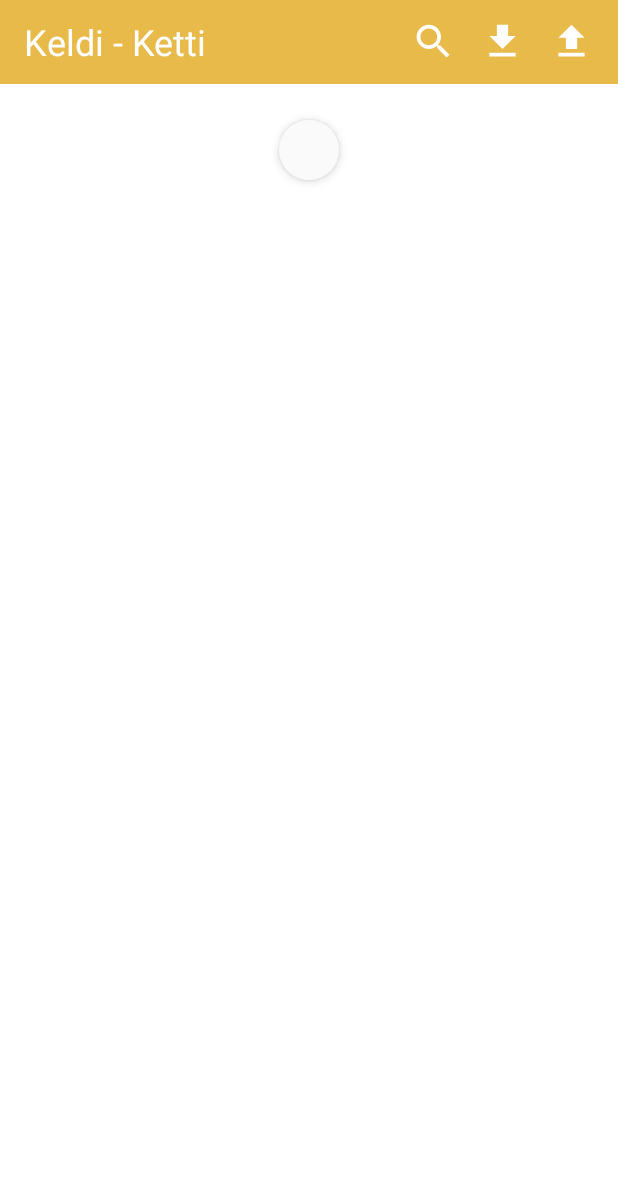
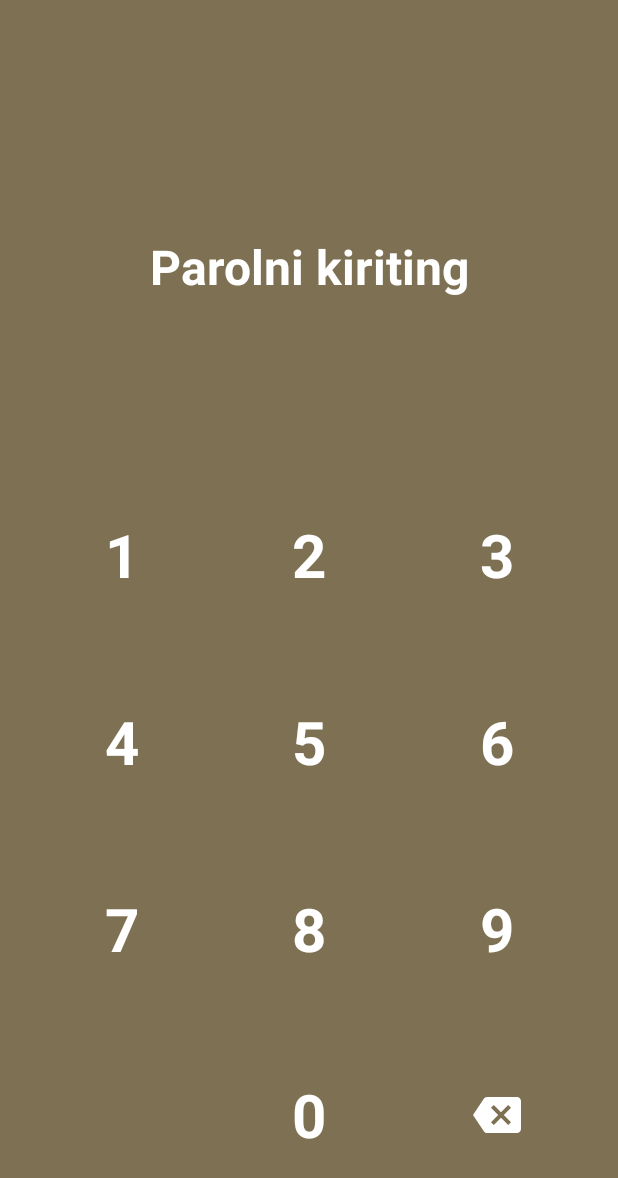
Before and after one commit to AbubakirKhakimov/Sales_manager, an Android app: the screen it shows after launch (MainActivity), on a phone screen of 412 x 824 dp. Shown: the top 1178 px of the screen. Run offline under Robolectric (Android 15) with nearby library versions, the phone set to English and light mode, and no system bars; libraries missing offline, so code that uses them is left out: com.orhanobut.hawk; 2 statements that could not run were skipped.

Commit message:
16.04.2022

```diff
--- a/app/build.gradle
+++ b/app/build.gradle
@@ -51,6 +51,7 @@ android {
 }
 
 dependencies {
+    implementation "com.orhanobut:hawk:2.0.1"
     implementation 'androidx.fragment:fragment-ktx:1.4.1'
     implementation "com.airbnb.android:lottie:3.4.0"
     implementation 'androidx.lifecycle:lifecycle-viewmodel-ktx:2.4.1'
--- a/app/src/main/AndroidManifest.xml
+++ b/app/src/main/AndroidManifest.xml
@@ -2,6 +2,7 @@
 <manifest xmlns:android="http://schemas.android.com/apk/res/android"
     package="uz.abubakir_m.a.developer.sales_manager">
 
+    <uses-permission android:name="android.permission.VIBRATE" />
     <application
         android:allowBackup="true"
         android:icon="@mipmap/ic_launcher"
--- a/app/src/main/java/uz/abubakir_m/a/developer/sales_manager/activities/MainActivity.kt
+++ b/app/src/main/java/uz/abubakir_m/a/developer/sales_manager/activities/MainActivity.kt
@@ -1,7 +1,9 @@
 package uz.abubakir_m.a.developer.sales_manager.activities
 
+import android.content.Context
 import androidx.appcompat.app.AppCompatActivity
 import android.os.Bundle
+import com.orhanobut.hawk.Hawk
 import uz.abubakir_m.a.developer.sales_manager.R
 
 class MainActivity : AppCompatActivity() {
@@ -11,4 +13,9 @@ class MainActivity : AppCompatActivity() {
         setContentView(R.layout.activity_main)
     }
 
+    override fun attachBaseContext(newBase: Context?) {
+        super.attachBaseContext(newBase)
+        Hawk.init(newBase).build();
+    }
+
 }
--- /dev/null
+++ b/app/src/main/java/uz/abubakir_m/a/developer/sales_manager/fragments/AuthenticationFragment.kt
@@ -0,0 +1,134 @@
+package uz.abubakir_m.a.developer.sales_manager.fragments
+
+import android.content.Context.VIBRATOR_SERVICE
+import android.graphics.Color
+import android.os.Build
+import android.os.Bundle
+import android.os.VibrationEffect
+import android.os.Vibrator
+import android.view.LayoutInflater
+import android.view.View
+import android.view.ViewGroup
+import android.widget.TextView
+import androidx.annotation.RequiresApi
+import androidx.fragment.app.Fragment
+import androidx.navigation.fragment.findNavController
+import com.orhanobut.hawk.Hawk
+import uz.abubakir_m.a.developer.sales_manager.R
+import uz.abubakir_m.a.developer.sales_manager.databinding.FragmentAuthenticationBinding
+
+
+class AuthenticationFragment : Fragment() {
+
+    lateinit var binding: FragmentAuthenticationBinding
+    var password = ""
+    val vibrator: Vibrator by lazy {
+        requireActivity().getSystemService(VIBRATOR_SERVICE) as Vibrator
+    }
+
+    override fun onCreateView(
+        inflater: LayoutInflater, container: ViewGroup?,
+        savedInstanceState: Bundle?
+    ): View? {
+        // Inflate the layout for this fragment
+        binding = FragmentAuthenticationBinding.inflate(layoutInflater)
+        return binding.root
+    }
+
+    override fun onViewCreated(view: View, savedInstanceState: Bundle?) {
+        super.onViewCreated(view, savedInstanceState)
+
+        if (getAppPassword() == null){
+            findNavController().navigate(R.id.action_authenticationFragment_to_homeFragment)
+        }
+
+        binding.one.setOnClickListener {
+            updateUI((it as TextView).text.toString())
+        }
+
+        binding.two.setOnClickListener {
+            updateUI((it as TextView).text.toString())
+        }
+
+        binding.three.setOnClickListener {
+            updateUI((it as TextView).text.toString())
+        }
+
+        binding.four.setOnClickListener {
+            updateUI((it as TextView).text.toString())
+        }
+
+        binding.five.setOnClickListener {
+            updateUI((it as TextView).text.toString())
+        }
+
+        binding.six.setOnClickListener {
+            updateUI((it as TextView).text.toString())
+        }
+
+        binding.seven.setOnClickListener {
+            updateUI((it as TextView).text.toString())
+        }
+
+        binding.eight.setOnClickListener {
+            updateUI((it as TextView).text.toString())
+        }
+
+        binding.nine.setOnClickListener {
+            updateUI((it as TextView).text.toString())
+        }
+
+        binding.zero.setOnClickListener {
+            updateUI((it as TextView).text.toString())
+        }
+
+        binding.delete.setOnClickListener {
+            if (password.isNotEmpty()) {
+                password = password.substring(0, password.length - 1)
+                binding.preview.text = password
+            }
+        }
+
+    }
+
+    private fun updateUI(selectedNum:String){
+        password += selectedNum
+
+        if (password.length == 4){
+            if (getAppPassword() == password){
+                findNavController().navigate(R.id.action_authenticationFragment_to_homeFragment)
+            }else{
+                vibrate()
+            }
+
+            password = ""
+        }
+
+        binding.preview.text = password
+    }
+
+    private fun vibrate(){
+        if (Build.VERSION.SDK_INT >= Build.VERSION_CODES.O) {
+            vibrator.vibrate(
+                VibrationEffect.createOneShot(300, VibrationEffect.DEFAULT_AMPLITUDE)
+            )
+        } else {
+            vibrator.vibrate(300)
+        }
+    }
+
+    override fun onCreate(savedInstanceState: Bundle?) {
+        super.onCreate(savedInstanceState)
+        requireActivity().window.statusBarColor = Color.parseColor("#7E7153")
+    }
+
+    override fun onDestroy() {
+        super.onDestroy()
+        requireActivity().window.statusBarColor = Color.parseColor("#E8BA49")
+    }
+
+    private fun getAppPassword():String?{
+        return Hawk.get("appPassword", null)
+    }
+
+}
--- /dev/null
+++ b/app/src/main/res/drawable/ic_baseline_backspace_24.xml
@@ -0,0 +1,11 @@
+<vector xmlns:android="http://schemas.android.com/apk/res/android"
+    android:width="24dp"
+    android:height="24dp"
+    android:viewportWidth="24"
+    android:viewportHeight="24"
+    android:tint="?attr/colorControlNormal"
+    android:autoMirrored="true">
+  <path
+      android:fillColor="@android:color/white"
+      android:pathData="M22,3L7,3c-0.69,0 -1.23,0.35 -1.59,0.88L0,12l5.41,8.11c0.36,0.53 0.9,0.89 1.59,0.89h15c1.1,0 2,-0.9 2,-2L24,5c0,-1.1 -0.9,-2 -2,-2zM19,15.59L17.59,17 14,13.41 10.41,17 9,15.59 12.59,12 9,8.41 10.41,7 14,10.59 17.59,7 19,8.41 15.41,12 19,15.59z"/>
+</vector>
--- /dev/null
+++ b/app/src/main/res/drawable/keys_backgraund.xml
@@ -0,0 +1,20 @@
+<?xml version="1.0" encoding="utf-8"?>
+<selector xmlns:android="http://schemas.android.com/apk/res/android">
+
+    <item android:state_pressed="false">
+        <shape android:shape="oval">
+            <solid android:color="#7E7153"/>
+            <size android:width="88dp"
+                android:height="88dp"/>
+        </shape>
+    </item>
+
+    <item android:state_pressed="true">
+        <shape android:shape="oval">
+            <solid android:color="#A69A7C"/>
+            <size android:width="88dp"
+                android:height="88dp"/>
+        </shape>
+    </item>
+
+</selector>
--- /dev/null
+++ b/app/src/main/res/layout/fragment_authentication.xml
@@ -0,0 +1,198 @@
+<?xml version="1.0" encoding="utf-8"?>
+<androidx.constraintlayout.widget.ConstraintLayout xmlns:android="http://schemas.android.com/apk/res/android"
+    xmlns:app="http://schemas.android.com/apk/res-auto"
+    xmlns:tools="http://schemas.android.com/tools"
+    android:layout_width="match_parent"
+    android:layout_height="match_parent"
+    android:background="#7E7153"
+    tools:context=".fragments.AuthenticationFragment">
+
+    <TextView
+        android:id="@+id/textView"
+        android:layout_width="wrap_content"
+        android:layout_height="wrap_content"
+        android:text="Parolni kiriting"
+        android:textColor="@color/white"
+        android:textSize="32sp"
+        android:textStyle="bold"
+        app:layout_constraintVertical_bias="0.2"
+        app:layout_constraintBottom_toBottomOf="parent"
+        app:layout_constraintEnd_toEndOf="parent"
+        app:layout_constraintStart_toStartOf="parent"
+        app:layout_constraintTop_toTopOf="parent" />
+
+    <TextView
+        android:id="@+id/preview"
+        android:layout_width="wrap_content"
+        android:layout_height="wrap_content"
+        android:text=""
+        android:textColor="@color/white"
+        android:textSize="40dp"
+        android:textStyle="bold"
+        app:layout_constraintBottom_toTopOf="@+id/two"
+        app:layout_constraintEnd_toEndOf="parent"
+        app:layout_constraintStart_toStartOf="parent"
+        app:layout_constraintTop_toBottomOf="@id/textView" />
+
+    <TextView
+        android:id="@+id/one"
+        android:layout_width="wrap_content"
+        android:layout_height="wrap_content"
+        android:text="1"
+        android:textColor="@color/white"
+        android:background="@drawable/keys_backgraund"
+        android:textSize="40sp"
+        android:gravity="center"
+        android:textStyle="bold"
+        app:layout_constraintBottom_toTopOf="@+id/four"
+        app:layout_constraintEnd_toStartOf="@+id/two"
+        app:layout_constraintStart_toStartOf="parent"
+        app:layout_constraintTop_toBottomOf="@+id/preview" />
+
+    <TextView
+        android:id="@+id/two"
+        android:layout_width="wrap_content"
+        android:layout_height="wrap_content"
+        android:text="2"
+        android:textColor="@color/white"
+        android:textSize="40sp"
+        android:textStyle="bold"
+        android:background="@drawable/keys_backgraund"
+        android:gravity="center"
+        app:layout_constraintBottom_toTopOf="@+id/four"
+        app:layout_constraintLeft_toRightOf="@id/one"
+        app:layout_constraintRight_toLeftOf="@+id/three"
+        app:layout_constraintTop_toBottomOf="@+id/preview" />
+
+    <TextView
+        android:id="@+id/three"
+        android:layout_width="wrap_content"
+        android:layout_height="wrap_content"
+        android:text="3"
+        android:textColor="@color/white"
+        android:textSize="40sp"
+        android:textStyle="bold"
+        android:background="@drawable/keys_backgraund"
+        android:gravity="center"
+        app:layout_constraintBottom_toTopOf="@+id/four"
+        app:layout_constraintLeft_toRightOf="@id/two"
+        app:layout_constraintRight_toRightOf="parent"
+        app:layout_constraintTop_toBottomOf="@+id/preview" />
+
+    <TextView
+        android:id="@+id/four"
+        android:layout_width="wrap_content"
+        android:layout_height="wrap_content"
+        android:text="4"
+        android:textColor="@color/white"
+        android:textSize="40sp"
+        android:textStyle="bold"
+        android:background="@drawable/keys_backgraund"
+        android:gravity="center"
+        app:layout_constraintBottom_toTopOf="@+id/seven"
+        app:layout_constraintEnd_toStartOf="@+id/two"
+        app:layout_constraintStart_toStartOf="parent"
+        app:layout_constraintTop_toBottomOf="@+id/one" />
+
+    <TextView
+        android:id="@+id/five"
+        android:layout_width="wrap_content"
+        android:layout_height="wrap_content"
+        android:text="5"
+        android:textColor="@color/white"
+        android:textSize="40sp"
+        android:textStyle="bold"
+        android:background="@drawable/keys_backgraund"
+        android:gravity="center"
+        app:layout_constraintBottom_toTopOf="@+id/seven"
+        app:layout_constraintLeft_toRightOf="@id/one"
+        app:layout_constraintRight_toLeftOf="@+id/three"
+        app:layout_constraintTop_toBottomOf="@+id/two" />
+
+    <TextView
+        android:id="@+id/six"
+        android:layout_width="wrap_content"
+        android:layout_height="wrap_content"
+        android:text="6"
+        android:textColor="@color/white"
+        android:textSize="40sp"
+        android:textStyle="bold"
+        android:background="@drawable/keys_backgraund"
+        android:gravity="center"
+        app:layout_constraintBottom_toTopOf="@+id/seven"
+        app:layout_constraintLeft_toRightOf="@id/two"
+        app:layout_constraintRight_toRightOf="parent"
+        app:layout_constraintTop_toBottomOf="@+id/three" />
+
+    <TextView
+        android:id="@+id/seven"
+        android:layout_width="wrap_content"
+        android:layout_height="wrap_content"
+        android:text="7"
+        android:textColor="@color/white"
+        android:textSize="40sp"
+        android:textStyle="bold"
+        android:background="@drawable/keys_backgraund"
+        android:gravity="center"
+        app:layout_constraintBottom_toTopOf="@+id/zero"
+        app:layout_constraintEnd_toStartOf="@+id/two"
+        app:layout_constraintStart_toStartOf="parent"
+        app:layout_constraintTop_toBottomOf="@+id/four" />
+
+    <TextView
+        android:id="@+id/eight"
+        android:layout_width="wrap_content"
+        android:layout_height="wrap_content"
+        android:text="8"
+        android:textColor="@color/white"
+        android:textSize="40sp"
+        android:textStyle="bold"
+        android:background="@drawable/keys_backgraund"
+        android:gravity="center"
+        app:layout_constraintBottom_toTopOf="@+id/zero"
+        app:layout_constraintLeft_toRightOf="@id/one"
+        app:layout_constraintRight_toLeftOf="@+id/three"
+        app:layout_constraintTop_toBottomOf="@+id/five" />
+
+    <TextView
+        android:id="@+id/nine"
+        android:layout_width="wrap_content"
+        android:layout_height="wrap_content"
+        android:text="9"
+        android:textColor="@color/white"
+        android:textSize="40sp"
+        android:textStyle="bold"
+        android:background="@drawable/keys_backgraund"
+        android:gravity="center"
+        app:layout_constraintBottom_toTopOf="@+id/zero"
+        app:layout_constraintLeft_toRightOf="@id/two"
+        app:layout_constraintRight_toRightOf="parent"
+        app:layout_constraintTop_toBottomOf="@+id/six" />
+
+    <TextView
+        android:id="@+id/zero"
+        android:layout_width="wrap_content"
+        android:layout_height="wrap_content"
+        android:text="0"
+        android:textColor="@color/white"
+        android:textSize="40sp"
+        android:textStyle="bold"
+        android:background="@drawable/keys_backgraund"
+        android:gravity="center"
+        app:layout_constraintBottom_toBottomOf="parent"
+        app:layout_constraintLeft_toRightOf="@id/one"
+        app:layout_constraintRight_toLeftOf="@+id/three"
+        app:layout_constraintTop_toBottomOf="@+id/eight" />
+
+    <ImageView
+        android:id="@+id/delete"
+        android:layout_width="32dp"
+        android:layout_height="32dp"
+        android:src="@drawable/ic_baseline_backspace_24"
+        app:layout_constraintBottom_toBottomOf="parent"
+        app:layout_constraintLeft_toRightOf="@id/two"
+        app:layout_constraintRight_toRightOf="parent"
+        app:layout_constraintTop_toBottomOf="@+id/nine"
+        app:tint="@color/white" />
+
+</androidx.constraintlayout.widget.ConstraintLayout>
--- a/app/src/main/res/navigation/main_navigation_graph.xml
+++ b/app/src/main/res/navigation/main_navigation_graph.xml
@@ -3,7 +3,7 @@
     xmlns:app="http://schemas.android.com/apk/res-auto"
     xmlns:tools="http://schemas.android.com/tools"
     android:id="@+id/main_navigation_graph"
-    app:startDestination="@id/homeFragment">
+    app:startDestination="@id/authenticationFragment">
 
     <fragment
         android:id="@+id/homeFragment"
@@ -12,7 +12,9 @@
         tools:layout="@layout/fragment_home" >
         <action
             android:id="@+id/action_homeFragment_to_productFragment"
-            app:destination="@id/productFragment" />
+            app:destination="@id/productFragment"
+            app:popUpTo="@id/homeFragment"
+            app:popUpToInclusive="true" />
     </fragment>
     <fragment
         android:id="@+id/productFragment"
@@ -31,6 +33,14 @@
         <action
             android:id="@+id/action_productFragment_to_trafficsFragment"
             app:destination="@id/trafficsFragment" />
+        <action
+            android:id="@+id/action_productFragment_to_authenticationFragment"
+            app:destination="@id/authenticationFragment"
+            app:popUpTo="@id/productFragment"
+            app:popUpToInclusive="true" />
+        <action
+            android:id="@+id/action_productFragment_to_authenticationFragment2"
+            app:destination="@id/authenticationFragment" />
     </fragment>
     <fragment
         android:id="@+id/searchFragment"
@@ -56,4 +66,15 @@
         android:name="uz.abubakir_m.a.developer.sales_manager.fragments.TrafficsFragment"
         android:label="fragment_traffics"
         tools:layout="@layout/fragment_traffics" />
+    <fragment
+        android:id="@+id/authenticationFragment"
+        android:name="uz.abubakir_m.a.developer.sales_manager.fragments.AuthenticationFragment"
+        android:label="fragment_authentication"
+        tools:layout="@layout/fragment_authentication" >
+        <action
+            android:id="@+id/action_authenticationFragment_to_homeFragment"
+            app:destination="@id/homeFragment"
+            app:popUpTo="@id/authenticationFragment"
+            app:popUpToInclusive="true" />
+    </fragment>
 </navigation>
--- a/build.gradle
+++ b/build.gradle
@@ -6,7 +6,7 @@ buildscript {
 plugins {
     id 'com.android.application' version '7.1.2' apply false
     id 'com.android.library' version '7.1.2' apply false
-    id 'org.jetbrains.kotlin.android' version '1.6.10' apply false
+    id 'org.jetbrains.kotlin.android' version '1.6.20' apply false
 }
 
 task clean(type: Delete) {
```
Also changed, not shown: app/src/main/java/uz/abubakir_m/a/developer/sales_manager/fragments/ProductFragment.kt (+9 -0 lines), app/src/main/java/uz/abubakir_m/a/developer/sales_manager/fragments/SetPasswordFragment.kt (added, +92 -0 lines), app/src/main/res/drawable/ic_baseline_check_24.xml (added, +10 -0 lines), app/src/main/res/drawable/ic_baseline_close_24.xml (added, +10 -0 lines), app/src/main/res/drawable/ic_baseline_lock_24.xml (added, +10 -0 lines), app/src/main/res/layout/fragment_product.xml (+25 -6 lines), app/src/main/res/layout/fragment_set_password.xml (added, +84 -0 lines), 1 other file.
